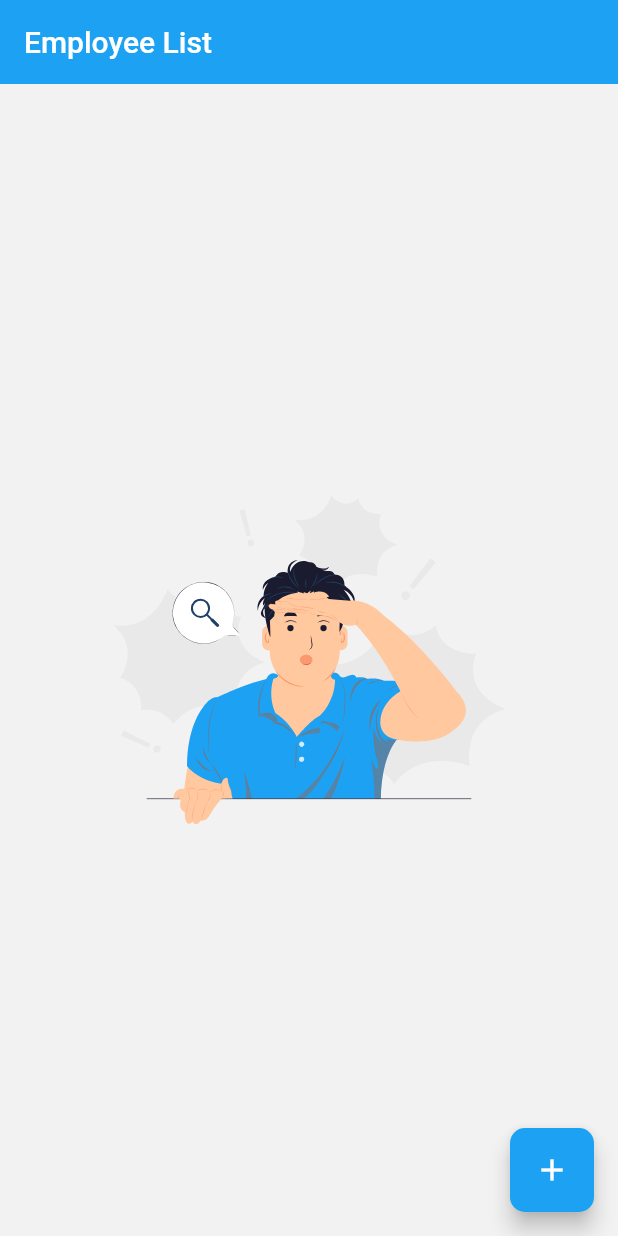
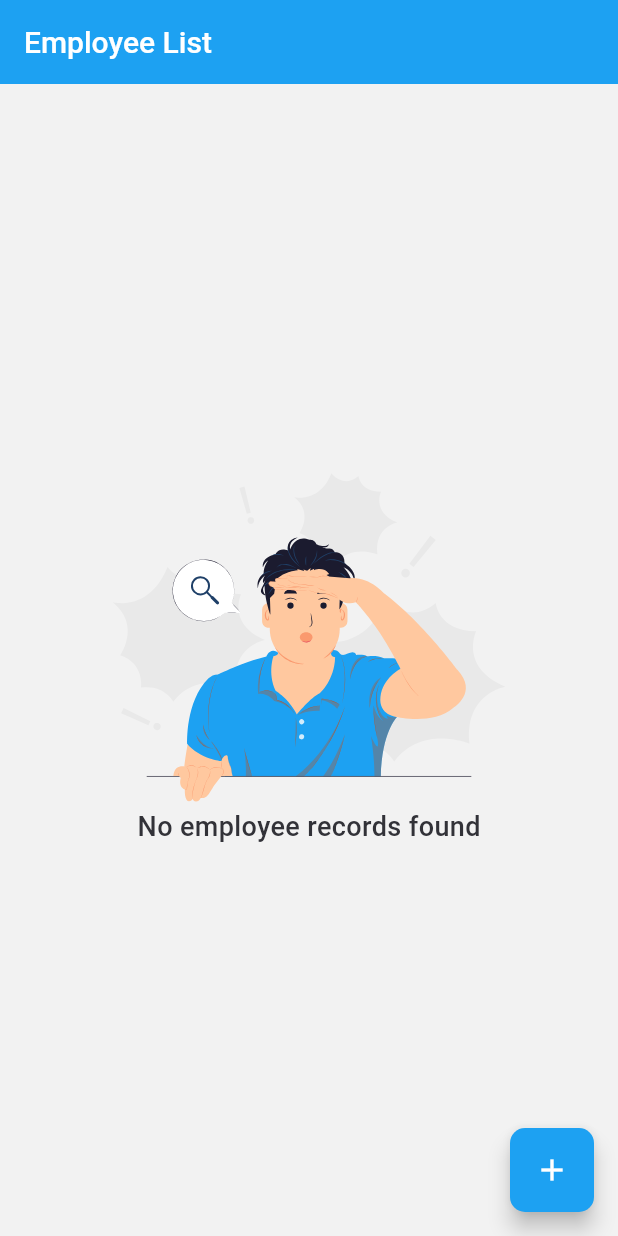
Before and after one commit to manishrelani/demo_app, a Flutter app: the screen it shows after launch, on a phone screen of 412 x 824 dp. Run offline on Flutter 3.47's test engine with Material 3 defaults, Android fonts, the phone set to English and light mode, and no system bars; drawn by our look-alikes of loader_overlay; our stand-ins replace drift, equatable, flutter_bloc, flutter_slidable, flutter_svg, get_it and 3 more; accounts and stored records are empty; generated files the repository leaves out were written again.

Commit message:
added empty text

```diff
--- a/lib/features/employee/list/screen/employee_list_screen.dart
+++ b/lib/features/employee/list/screen/employee_list_screen.dart
@@ -37,7 +37,19 @@ class EmployeeListScreen extends StatelessWidget {
           } else if (state is EmployeeListLoadedState) {
             if (bloc.currentEmployees.isEmpty && bloc.previousEmployees.isEmpty) {
               return Center(
-                child: Assets.svgs.noEmployeeGraphic.svg(),
+                child: Column(
+                  mainAxisSize: MainAxisSize.min,
+                  children: [
+                    Assets.svgs.noEmployeeGraphic.svg(),
+                    const SizedBox(
+                      height: 4.0,
+                    ),
+                    const Text(
+                      "No employee records found",
+                      style: CustomTextStyles.k18Medium,
+                    )
+                  ],
+                ),
               );
             }
 
```
